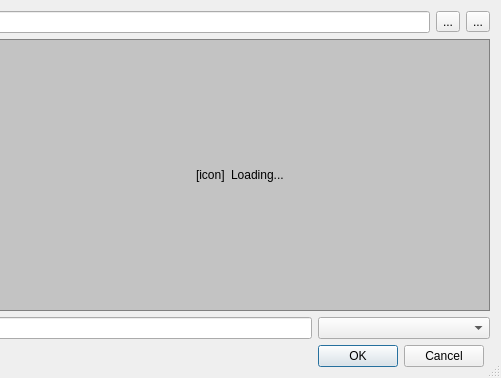
Old version of the form file/filedialog.ui in the repository PonyEdit/PonyEdit; both pictures show x 232 to 733 and y 0 to 378 of the 733 by 378 pixel window.
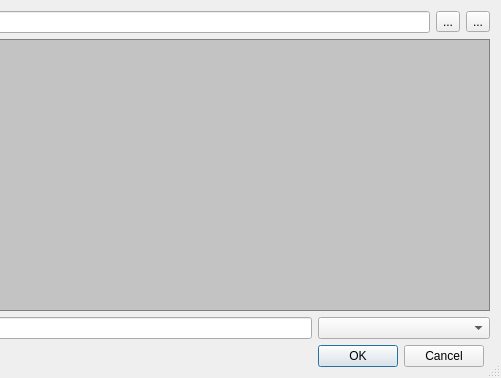
New version of the form. Icons and pictures are not drawn. Custom widgets are drawn as their Qt base class.

Commit message: Offer "Try Again" and "Sudo" in the file dialog whenever a permission denied error occurs.

```diff
--- a/file/filedialog.ui
+++ b/file/filedialog.ui
@@ -152,20 +152,7 @@
           </property>
          </spacer>
         </item>
-        <item row="2" column="2" colspan="2">
-         <widget class="QLabel" name="loaderLabel">
-          <property name="sizePolicy">
-           <sizepolicy hsizetype="Preferred" vsizetype="Preferred">
-            <horstretch>0</horstretch>
-            <verstretch>0</verstretch>
-           </sizepolicy>
-          </property>
-          <property name="text">
-           <string>Loading...</string>
-          </property>
-         </widget>
-        </item>
-        <item row="2" column="4">
+        <item row="2" column="2">
          <spacer name="horizontalSpacer_2">
           <property name="orientation">
            <enum>Qt::Horizontal</enum>
@@ -178,26 +165,7 @@
           </property>
          </spacer>
         </item>
-        <item row="2" column="1">
-         <widget class="QLabel" name="loaderIcon">
-          <property name="sizePolicy">
-           <sizepolicy hsizetype="Fixed" vsizetype="Fixed">
-            <horstretch>0</horstretch>
-            <verstretch>0</verstretch>
-           </sizepolicy>
-          </property>
-          <property name="baseSize">
-           <size>
-            <width>16</width>
-            <height>16</height>
-           </size>
-          </property>
-          <property name="text">
-           <string>[icon]</string>
-          </property>
-         </widget>
-        </item>
-        <item row="3" column="2">
+        <item row="3" column="1">
          <spacer name="verticalSpacer_2">
           <property name="orientation">
            <enum>Qt::Vertical</enum>
@@ -210,7 +178,7 @@
           </property>
          </spacer>
         </item>
-        <item row="1" column="2">
+        <item row="1" column="1">
          <spacer name="verticalSpacer">
           <property name="orientation">
            <enum>Qt::Vertical</enum>
@@ -223,6 +191,9 @@
           </property>
          </spacer>
         </item>
+        <item row="2" column="1">
+         <widget class="StatusWidget" name="statusWidget" native="true"/>
+        </item>
        </layout>
       </widget>
      </widget>
@@ -266,6 +237,12 @@
    <extends>QTreeWidget</extends>
    <header location="global">file/directorytree.h</header>
   </customwidget>
+  <customwidget>
+   <class>StatusWidget</class>
+   <extends>QWidget</extends>
+   <header>main/statuswidget.h</header>
+   <container>1</container>
+  </customwidget>
  </customwidgets>
  <resources>
   <include location="../resources.qrc"/>
```
Left out of the diff: 2 changed lines with no effect on the pictures. The commit also changes 6 other files.
